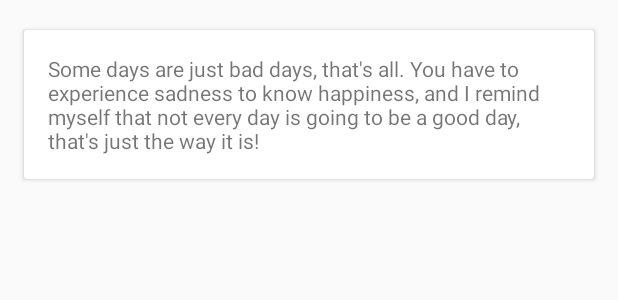
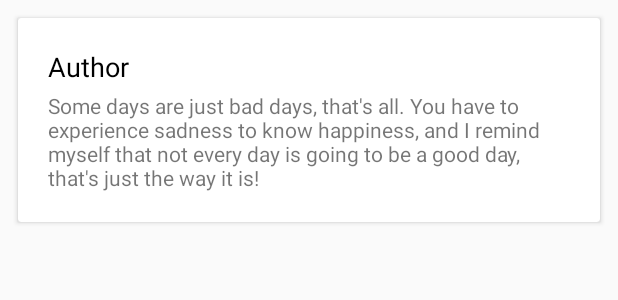
Before and after one commit to rihanfarman/quote-of-the-day, an Android app: the layout layout_quote_item.xml on its own in the app's theme, with its tools: preview values and no code run, on a phone screen of 412 x 824 dp. Shown: the top 300 px of the screen. Run offline under Robolectric (Android 15) with nearby library versions, the phone set to English and light mode, and no system bars.

Commit message:
Adding author, swipe to dismiss

```diff
--- a/app/build.gradle
+++ b/app/build.gradle
@@ -38,4 +38,10 @@ dependencies {
     compile 'io.reactivex:rxandroid:1.2.1'
     compile 'com.squareup.retrofit2:converter-gson:2.2.0'
     compile 'com.squareup.okhttp3:logging-interceptor:3.6.0'
+
+    debugCompile 'com.squareup.leakcanary:leakcanary-android:1.5'
+    releaseCompile 'com.squareup.leakcanary:leakcanary-android-no-op:1.5'
+    testCompile 'com.squareup.leakcanary:leakcanary-android-no-op:1.5'
+
+    compile 'com.github.bumptech.glide:glide:3.7.0'
 }
--- a/app/src/main/AndroidManifest.xml
+++ b/app/src/main/AndroidManifest.xml
@@ -1,8 +1,11 @@
 <manifest xmlns:android="http://schemas.android.com/apk/res/android"
     package="uk.co.rihanfarman.quoteoftheday">
+
     <uses-permission android:name="android.permission.INTERNET" />
     <uses-permission android:name="android.permission.ACCESS_NETWORK_STATE" />
+
     <application
+        android:name=".QuoteOfTheDayApplication"
         android:allowBackup="true"
         android:icon="@mipmap/ic_launcher"
         android:label="@string/app_name"
--- a/app/src/main/java/uk/co/rihanfarman/quoteoftheday/model/MaShapeService.java
+++ b/app/src/main/java/uk/co/rihanfarman/quoteoftheday/model/MaShapeService.java
@@ -7,6 +7,7 @@ import retrofit2.adapter.rxjava.RxJavaCallAdapterFactory;
 import retrofit2.converter.gson.GsonConverterFactory;
 import retrofit2.http.Header;
 import retrofit2.http.POST;
+import retrofit2.http.Query;
 import rx.Observable;
 
 /**
@@ -16,7 +17,7 @@ import rx.Observable;
 public interface MaShapeService {
 
     @POST("./")
-    Observable<Quote> getQuote(@Header("X-Mashape-Key") String xMashapeKey);
+    Observable<Quote> getQuote(@Header("X-Mashape-Key") String xMashapeKey, @Query("cat") String category);
 
     class Factory {
         public static MaShapeService create() {
--- a/app/src/main/res/layout/layout_quote_item.xml
+++ b/app/src/main/res/layout/layout_quote_item.xml
@@ -4,24 +4,35 @@
     android:id="@+id/cardView"
     android:layout_width="match_parent"
     android:layout_height="wrap_content"
-    android:layout_marginLeft="16dp"
-    android:layout_marginRight="16dp"
-    android:layout_marginTop="20dp"
+    android:layout_marginBottom="12dp"
+    android:layout_marginLeft="12dp"
+    android:layout_marginRight="12dp"
+    android:layout_marginTop="12dp"
     card_view:cardCornerRadius="2dp">
 
-    <RelativeLayout
+    <LinearLayout
         android:layout_width="match_parent"
         android:layout_height="wrap_content"
-        android:padding="16dp">
+        android:orientation="vertical"
+        android:padding="20dp">
+
+        <TextView
+            android:id="@+id/author_textView"
+            android:layout_width="wrap_content"
+            android:layout_height="wrap_content"
+            android:layout_marginBottom="4dp"
+            android:text="Author"
+            android:textColor="@android:color/black"
+            android:textSize="18sp" />
 
         <TextView
             android:id="@+id/quote_textView"
             android:layout_width="wrap_content"
             android:layout_height="wrap_content"
-            android:layout_alignParentTop="true"
             android:text="@string/quote"
+            android:textIsSelectable="true"
             android:textSize="14sp" />
 
-    </RelativeLayout>
+    </LinearLayout>
 
 </android.support.v7.widget.CardView>
```
Also changed, not shown: app/src/main/java/uk/co/rihanfarman/quoteoftheday/QuoteOfTheDayApplication.java (+13 -0 lines), app/src/main/java/uk/co/rihanfarman/quoteoftheday/model/ItemTouchHelperAdapter.java (added, +55 -0 lines), app/src/main/java/uk/co/rihanfarman/quoteoftheday/model/QuoteAdapter.java (+40 -1 lines), app/src/main/java/uk/co/rihanfarman/quoteoftheday/model/SimpleItemTouchHelperCallback.java (added, +46 -0 lines), app/src/main/java/uk/co/rihanfarman/quoteoftheday/presenter/MainPresenter.java (+13 -3 lines), app/src/main/java/uk/co/rihanfarman/quoteoftheday/view/MainFragment.java (+15 -2 lines), app/src/main/res/layout/fragment_main.xml (+5 -12 lines).
